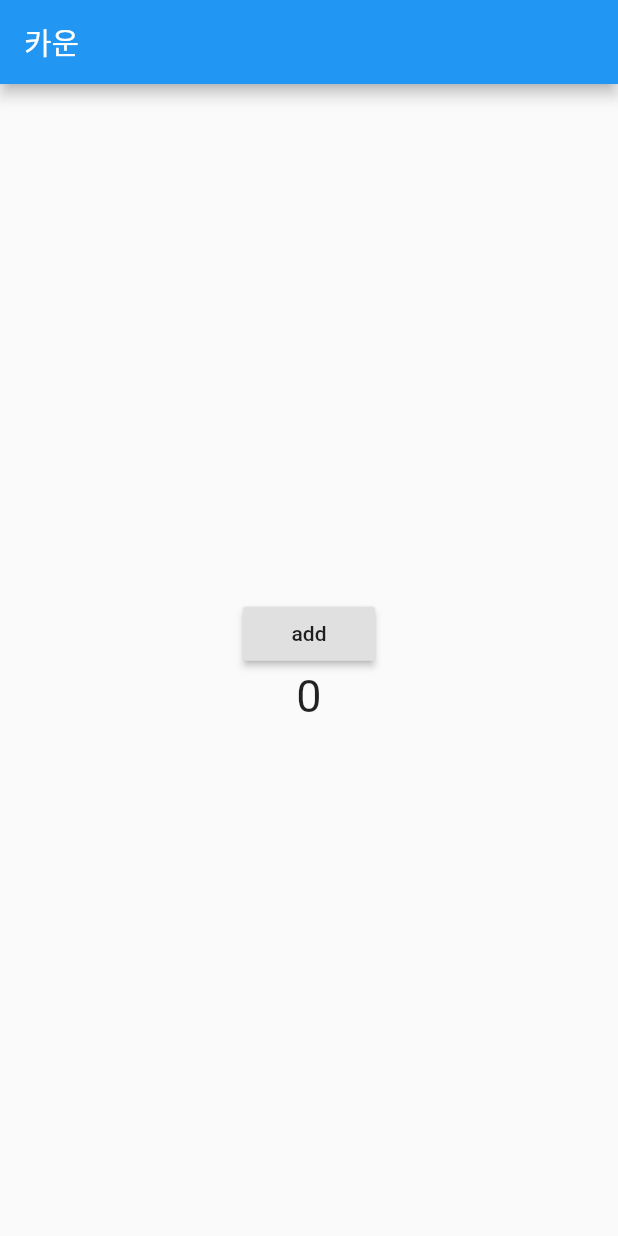
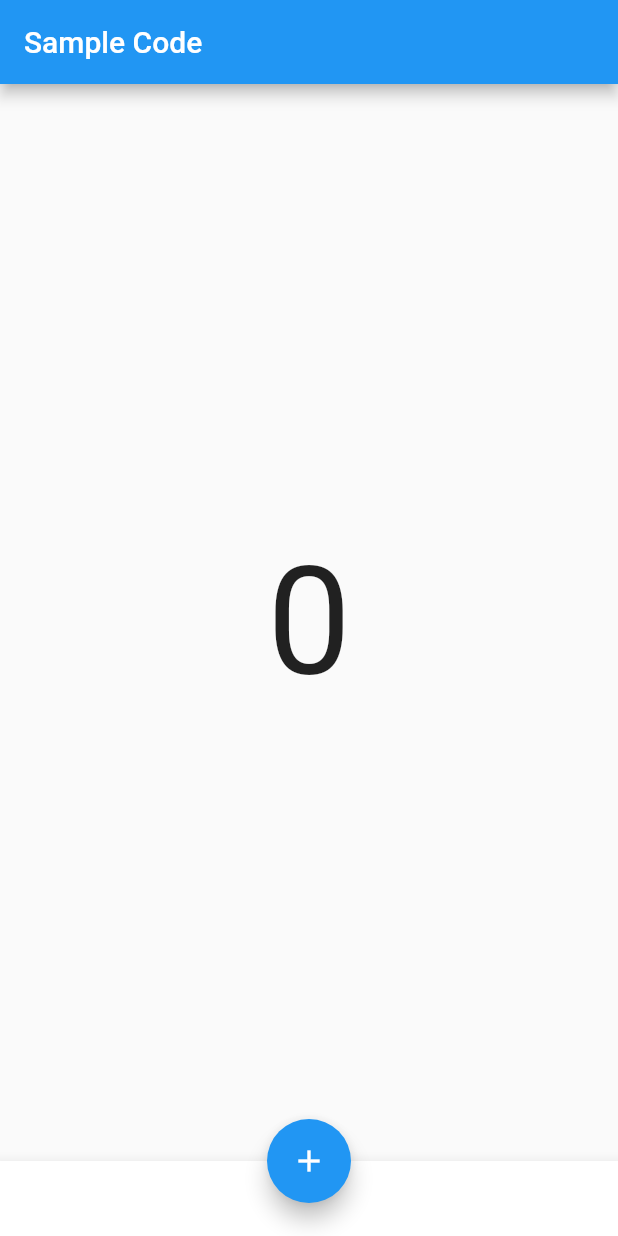
Before and after one commit to freelife1191/flutter_bloc_pattern_basic, a Flutter app: the screen it shows after launch, on a phone screen of 412 x 824 dp. Run offline on Flutter 3.47's test engine with Material 2 defaults, Android fonts, the phone set to English and light mode, and no system bars; our stand-ins replace rxdart.

```diff
--- /dev/null
+++ b/lib/bloc/counter_bloc.dart
@@ -0,0 +1,23 @@
+import 'package:rxdart/rxdart.dart';
+
+/**
+ * Created by freelife1191.good@gmail.com on 2019-06-10
+ * Blog : https://freedeveloper.tistory.com/
+ * Github : https://github.com/freelife1191
+ */
+class CounterBloc {
+  int _count = 0;
+
+  final _countSubject = BehaviorSubject.seeded(0);
+
+  /**
+   * 값을 증가시키는 함수
+   */
+  void addCounter() {
+    _count++;
+    _countSubject.add(_count); //값이 증가가 되면 증가된 _count를 _countSubject에 추가함
+  }
+
+  //count Stream을 외부에서 달라고 하면 _countSubject에 있는 Stream을 준다
+  Stream<int> get count$ => _countSubject.stream;
+}
--- a/lib/main.dart
+++ b/lib/main.dart
@@ -1,59 +1,70 @@
+// Flutter code sample for material.Scaffold.1
+
+// This example shows a [Scaffold] with an [AppBar], a [BottomAppBar] and a
+// [FloatingActionButton]. The [body] is a [Text] placed in a [Center] in order
+// to center the text within the [Scaffold] and the [FloatingActionButton] is
+// centered and docked within the [BottomAppBar] using
+// [FloatingActionButtonLocation.centerDocked]. The [FloatingActionButton] is
+// connected to a callback that increments a counter.
+
 import 'package:flutter/material.dart';
-import 'package:rxdart/rxdart.dart';
+
+import 'bloc/counter_bloc.dart';
+
 void main() => runApp(MyApp());
 
+final counterBloc = CounterBloc();
+
+/// This Widget is the main application widget.
 class MyApp extends StatelessWidget {
-  // This widget is the root of your application.
+  static const String _title = 'Flutter Code Sample';
+
   @override
   Widget build(BuildContext context) {
     return MaterialApp(
-      title: 'Flutter Demo',
-      theme: ThemeData(
-        primarySwatch: Colors.blue,
-      ),
-      home: Scaffold(
-          appBar: AppBar(
-            title: Text('카운'),
-          ),
-          body: Counter()),
+      title: _title,
+      home: MyStatefulWidget(),
     );
   }
 }
 
-class Counter extends StatefulWidget {
+class MyStatefulWidget extends StatefulWidget {
+  MyStatefulWidget({Key key}) : super(key: key);
+
   @override
-  _CounterState createState() => _CounterState();
+  _MyStatefulWidgetState createState() => _MyStatefulWidgetState();
 }
 
-class _CounterState extends State<Counter> {
-  final counterSubject = BehaviorSubject<int>(); //마지막 값을 가지고 있고 얻게 해줌
-  int counter = 0;
-  @override
+class _MyStatefulWidgetState extends State<MyStatefulWidget> {
   Widget build(BuildContext context) {
-    return Center(
-      child: Column(
-        mainAxisAlignment: MainAxisAlignment.center,
-        children: <Widget>[
-          RaisedButton(
-            child: Text('add'),
-            onPressed: () {// 버튼 클릭시 카운터 증가하고 counterSubject에 넣어 줌
-              counterSubject.add(++counter);
-            },
-          ),
-          StreamBuilder<int>(
-            stream: counterSubject.stream, //counterSubject에 들어간 값들이 연결이 됨
-              initialData: 0, // 아무 값이 들어있지 않으므로 초기값 지정
+    return Scaffold(
+      appBar: AppBar(
+        title: Text('Sample Code'),
+      ),
+      body: Center(
+        child: StreamBuilder<int>(
+            stream: counterBloc.count$, //관찰하고 있다가 이 값이 변경될 때마다 가져와서 아래의 함수를 수
             builder: (context, snapshot) {
-              if (snapshot.hasData){
-                return Text(
-                  '${snapshot.data}',
-                  style: TextStyle(fontSize: 30),
-                );
+              if (snapshot.hasData) {
+                return Text('${snapshot.data}', style: TextStyle(fontSize: 100));
+              } else {
+                return CircularProgressIndicator(); //로딩
               }
-            }
-          )
-        ],
+            }),
       ),
+      bottomNavigationBar: BottomAppBar(
+        child: Container(
+          height: 50.0,
+        ),
+      ),
+      floatingActionButton: FloatingActionButton(
+        onPressed: () => setState(() {
+              counterBloc.addCounter(); //버튼을 클릭하면 addCounter 함수 호출
+            }),
+        tooltip: 'Increment Counter',
+        child: Icon(Icons.add),
+      ),
+      floatingActionButtonLocation: FloatingActionButtonLocation.centerDocked,
     );
   }
 }
```
Also changed, not shown: 1 other file.
